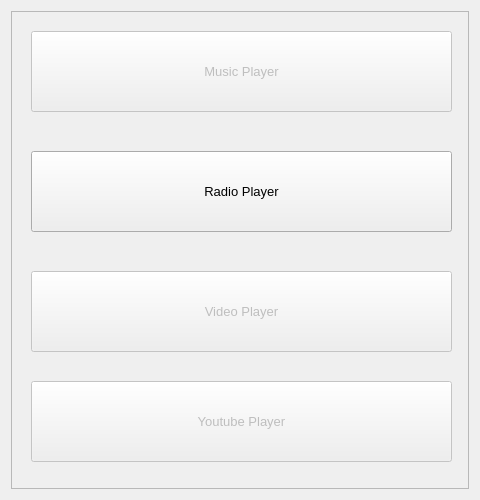
radekp/qmokoplayer, file ui/accueil.ui: the form before one commit.
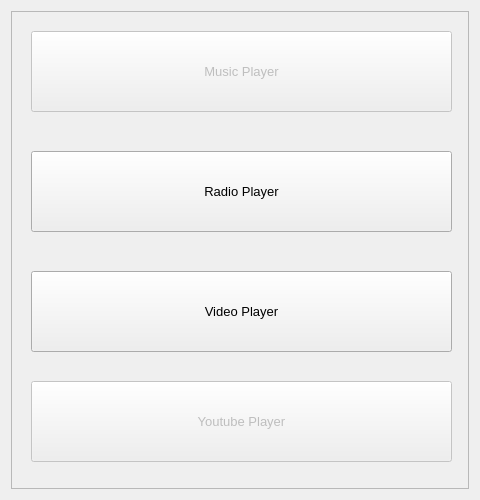
The form after the commit.

Patch:
```diff
--- a/ui/accueil.ui
+++ b/ui/accueil.ui
@@ -69,7 +69,7 @@
      </widget>
      <widget class="QPushButton" name="VideoButton">
       <property name="enabled">
-       <bool>false</bool>
+       <bool>true</bool>
       </property>
       <property name="geometry">
        <rect>
```
